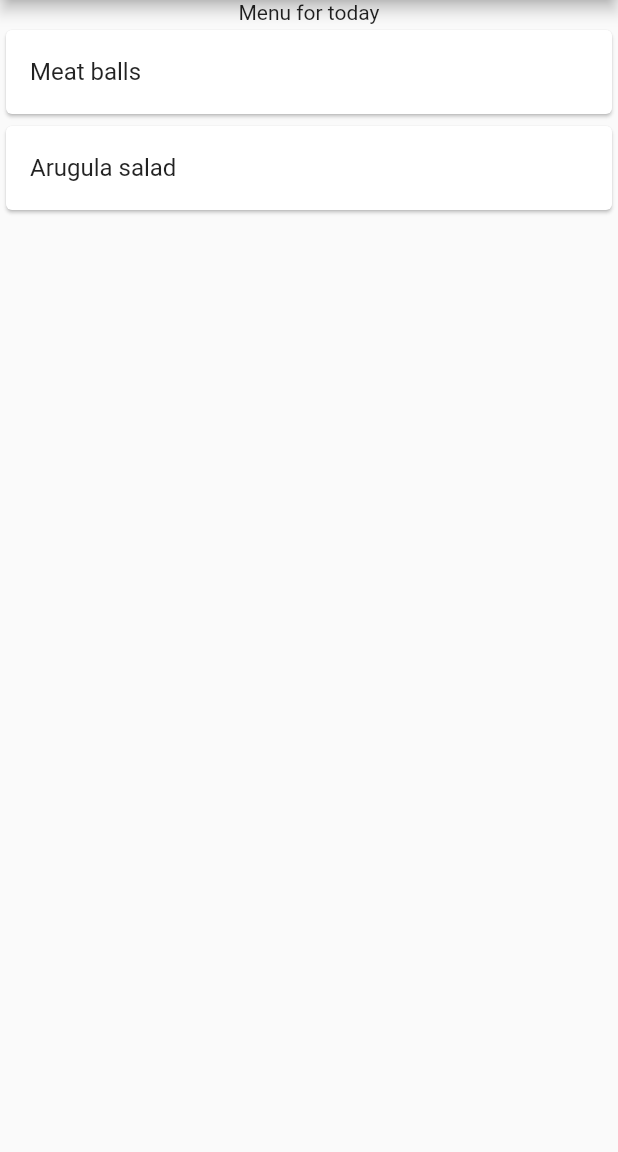
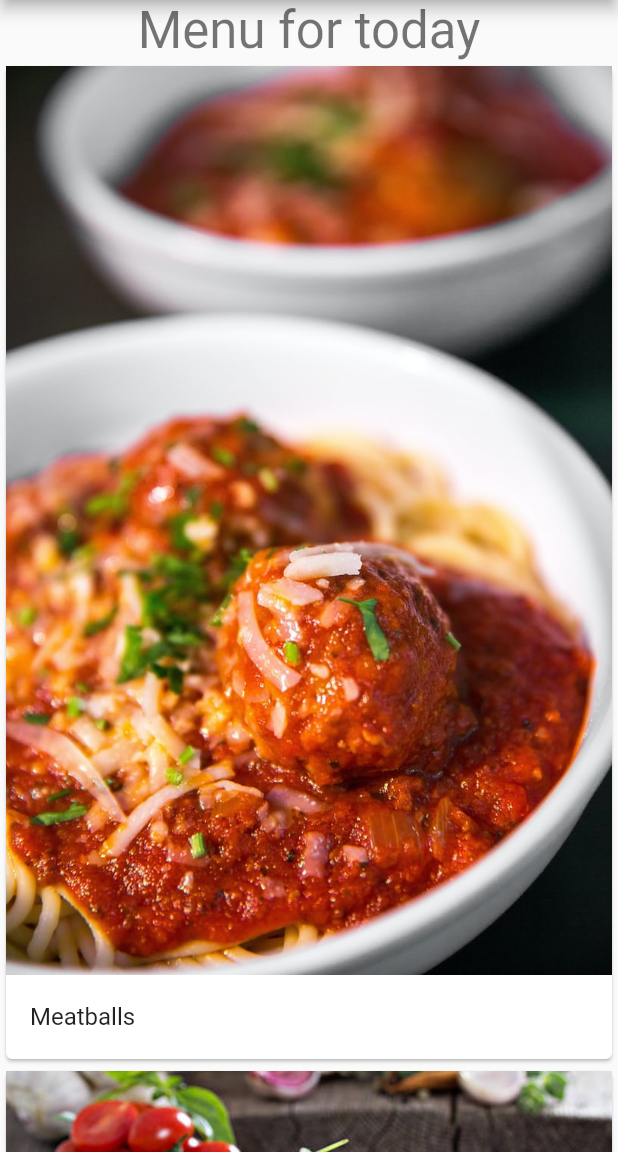
Before and after one commit to Semant1ka/cookit, a Flutter app: the screen it shows after launch, on a phone screen of 412 x 824 dp, the part 84-1236 px from its top. Run offline on Flutter 3.47's test engine with Material 2 defaults, Android fonts, the phone set to English and light mode, and no system bars.

Commit message:
Add hardcoded layout for recipe. Add dialog to show recipe.

```diff
--- a/lib/main.dart
+++ b/lib/main.dart
@@ -1,4 +1,5 @@
 import 'package:flutter/material.dart';
+import 'package:flutter_app/screens/recipe.dart';
 import 'package:flutter_app/screens/recipes.dart';
 import 'package:flutter_app/screens/settings.dart';
 import 'package:flutter_app/screens/shopping_cart.dart';
@@ -21,7 +22,7 @@ class MyApp extends StatelessWidget {
         "/recipes": (context)=> RecipesScreen(),
         "/settings" : (context)=> SettingsScreen(),
         "/shopping_cart": (context)=> ShoppingCartScreen(),
-        "/weekly_menu" : (context)=> WeeklyMenuScreen()
+        "/weekly_menu" : (context)=> WeeklyMenuScreen(),
       },
       home: MyHomePage(title: _appTitle),
     );
@@ -48,13 +49,42 @@ class _MyHomePageState extends State<MyHomePage> {
         child: ListView(
         children: <Widget>[
           Center(
-            child: Text("Menu for today"),
+            child: Text("Menu for today", style: Theme.of(context).textTheme.headline4),
           ),
           Card(
-            child: ListTile(title: Text("Meat balls")),
+            child: Column(
+              mainAxisAlignment: MainAxisAlignment.spaceEvenly,
+              children: [
+                Image.asset('assets/images/meatballs.jpeg'),
+                ListTile(title: Text("Meatballs"),
+                  onTap: () {
+                  print("tap");
+                  var dialog = SimpleDialog(
+                       title: Text("Meatballs"),
+                       children: [SimpleDialogOption(child:Text("My recipe"))]
+                   );
+                  showDialog(context: context, builder: (BuildContext context) => dialog);
+                  },
+                ),
+              ],
+            ),
         ),
           Card(
-            child: ListTile(title: Text("Arugula salad")),
+            child: Column(
+              children: [
+                Image.asset('assets/images/arugula.jpg'),
+                ListTile(title: Text("Arugula salad"),
+                onTap: () {
+                  Navigator.push(
+                      context,
+                      MaterialPageRoute<void>(
+                      builder: (BuildContext context) => RecipeScreen(),
+                  fullscreenDialog: true,
+                  ));
+
+          }),
+              ],
+            ),
           )
         ],
       ),),
--- a/pubspec.yaml
+++ b/pubspec.yaml
@@ -45,9 +45,8 @@ flutter:
   uses-material-design: true
 
   # To add assets to your application, add an assets section, like this:
-  # assets:
-  #   - images/a_dot_burr.jpeg
-  #   - images/a_dot_ham.jpeg
+  assets:
+    - assets/images/
 
   # An image asset can refer to one or more resolution-specific "variants", see
   # https://flutter.dev/assets-and-images/#resolution-aware.
```
Also changed, not shown: lib/screens/recipe.dart (added, +123 -0 lines), assets/images/arugula.jpg (added), assets/images/meatballs.jpeg (added), 1 other file.
